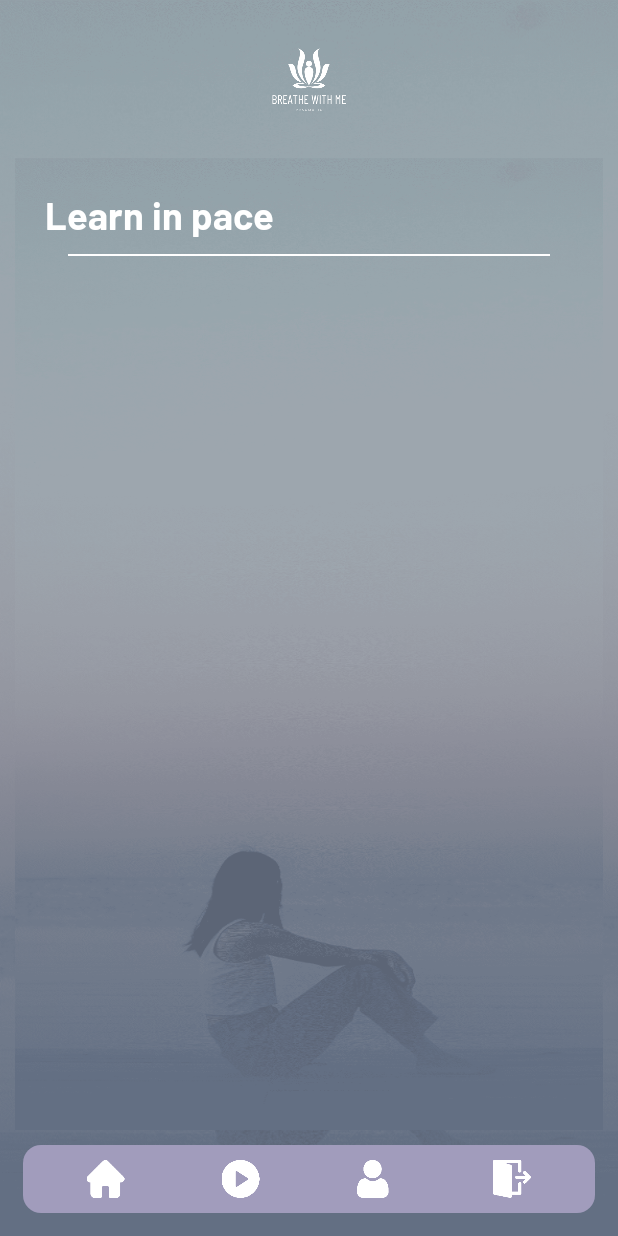
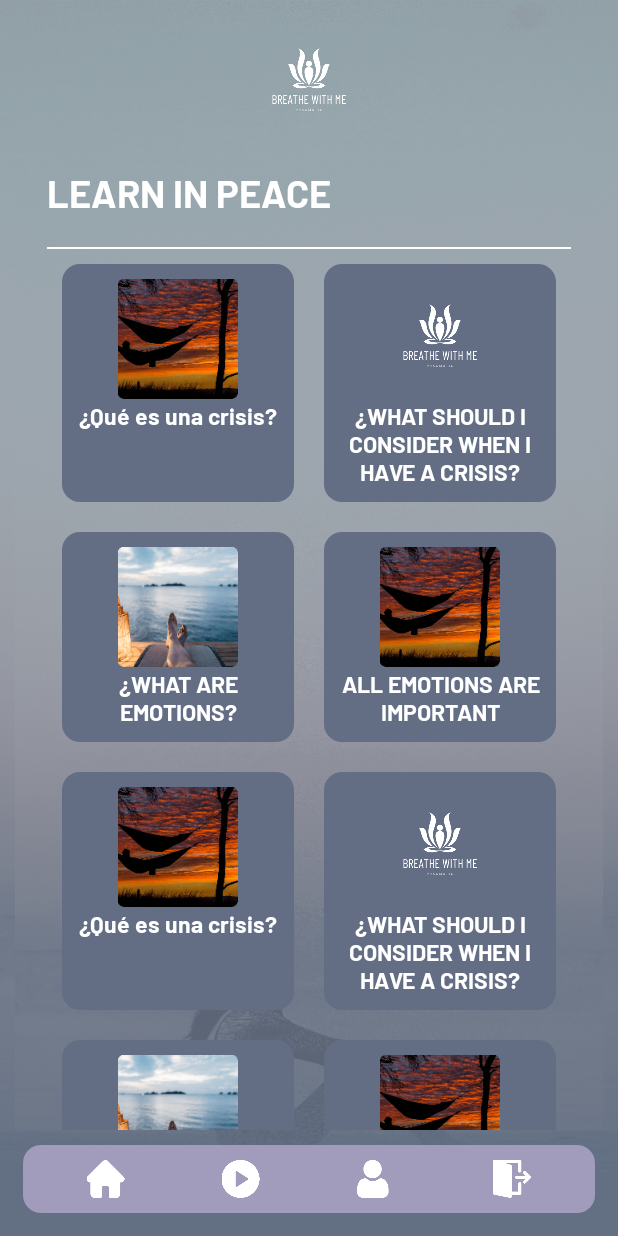
Before and after one commit to Cast-One/BWH, an Android app: the fragment ItemHomeFragment placed in its activity, after a tap on an icon or button, on a phone screen of 412 x 824 dp. Run offline under Robolectric (Android 15) with nearby library versions, the phone set to English and light mode, and no system bars; libraries missing offline, so code that uses them is left out: com.hsalf.smileyrating.

Commit message:
RecyclerView

```diff
--- /dev/null
+++ b/app/src/main/java/com/castillo/breathewithme/Menu/Home/HomeFragment.java
@@ -0,0 +1,69 @@
+package com.castillo.breathewithme.Menu.Home;
+
+import android.annotation.SuppressLint;
+import android.os.Bundle;
+
+import androidx.fragment.app.Fragment;
+import androidx.recyclerview.widget.GridLayoutManager;
+import androidx.recyclerview.widget.RecyclerView;
+
+import android.view.LayoutInflater;
+import android.view.View;
+import android.view.ViewGroup;
+
+import com.castillo.breathewithme.Menu.Models.ItemHome;
+import com.castillo.breathewithme.R;
+
+import java.util.ArrayList;
+import java.util.List;
+
+public class HomeFragment extends Fragment {
+
+    RecyclerView recyclerView;
+    ItemHomeRecyclerViewAdapter adapter;
+    List<ItemHome> list_itemsHome = new ArrayList<>();
+
+    public HomeFragment() {
+        // Required empty public constructor
+    }
+
+
+    @Override
+    public void onCreate(Bundle savedInstanceState) {
+        super.onCreate(savedInstanceState);
+
+    }
+
+    @SuppressLint("UseCompatLoadingForDrawables")
+    @Override
+    public View onCreateView(LayoutInflater inflater, ViewGroup container,
+                             Bundle savedInstanceState) {
+        // Inflate the layout for this fragment
+        View view = inflater.inflate(R.layout.fragment_home, container, false);
+
+        recyclerView = view.findViewById(R.id.list);
+        recyclerView.setLayoutManager(new GridLayoutManager(getContext(), 2));
+        adapter = new ItemHomeRecyclerViewAdapter(list_itemsHome);
+
+        list_itemsHome.add(new ItemHome("¿Qué es una crisis?", R.drawable.image_sun));
+        list_itemsHome.add(new ItemHome("¿WHAT SHOULD I CONSIDER WHEN I HAVE A CRISIS?", R.drawable.logo));
+        list_itemsHome.add(new ItemHome("¿WHAT ARE EMOTIONS?", R.drawable.image_sea));
+        list_itemsHome.add(new ItemHome("ALL EMOTIONS ARE IMPORTANT", R.drawable.image_sun));
+        list_itemsHome.add(new ItemHome("¿Qué es una crisis?", R.drawable.image_sun));
+        list_itemsHome.add(new ItemHome("¿WHAT SHOULD I CONSIDER WHEN I HAVE A CRISIS?", R.drawable.logo));
+        list_itemsHome.add(new ItemHome("¿WHAT ARE EMOTIONS?", R.drawable.image_sea));
+        list_itemsHome.add(new ItemHome("ALL EMOTIONS ARE IMPORTANT", R.drawable.image_sun));
+        list_itemsHome.add(new ItemHome("¿Qué es una crisis?", R.drawable.image_sun));
+        list_itemsHome.add(new ItemHome("¿WHAT SHOULD I CONSIDER WHEN I HAVE A CRISIS?", R.drawable.logo));
+        list_itemsHome.add(new ItemHome("¿WHAT ARE EMOTIONS?", R.drawable.image_sea));
+        list_itemsHome.add(new ItemHome("ALL EMOTIONS ARE IMPORTANT", R.drawable.image_sun));
+        list_itemsHome.add(new ItemHome("¿Qué es una crisis?", R.drawable.image_sun));
+        list_itemsHome.add(new ItemHome("¿WHAT SHOULD I CONSIDER WHEN I HAVE A CRISIS?", R.drawable.logo));
+        list_itemsHome.add(new ItemHome("¿WHAT ARE EMOTIONS?", R.drawable.image_sea));
+        list_itemsHome.add(new ItemHome("ALL EMOTIONS ARE IMPORTANT", R.drawable.image_sun));
+
+        recyclerView.setAdapter(adapter);
+
+        return view;
+    }
+}
--- a/app/src/main/java/com/castillo/breathewithme/Menu/Home/HomeRecyclerViewAdapter.java
+++ /dev/null
@@ -1,56 +0,0 @@
-package com.castillo.breathewithme.Menu.Home;
-
-import androidx.recyclerview.widget.RecyclerView;
-
-import android.view.LayoutInflater;
-import android.view.View;
-import android.view.ViewGroup;
-import android.widget.TextView;
-
-import com.castillo.breathewithme.Menu.Home.placeholder.PlaceholderContent.PlaceholderItem;
-import com.castillo.breathewithme.databinding.FragmentHomeAuxBinding;
-
-import java.util.List;
-
-/**
- * {@link RecyclerView.Adapter} that can display a {@link PlaceholderItem}.
- * TODO: Replace the implementation with code for your data type.
- */
-public class HomeRecyclerViewAdapter extends RecyclerView.Adapter<HomeRecyclerViewAdapter.ViewHolder> {
-
-    private final List<PlaceholderItem> mValues;
-
-    public HomeRecyclerViewAdapter(List<PlaceholderItem> items) {
-        mValues = items;
-    }
-
-    @Override
-    public ViewHolder onCreateViewHolder(ViewGroup parent, int viewType) {
-
-        return new ViewHolder(FragmentHomeAuxBinding.inflate(LayoutInflater.from(parent.getContext()), parent, false));
-
-    }
-
-    @Override
-    public void onBindViewHolder(final ViewHolder holder, int position) {
-        holder.mItem = mValues.get(position);
-
-    }
-
-    @Override
-    public int getItemCount() {
-        return mValues.size();
-    }
-
-    public class ViewHolder extends RecyclerView.ViewHolder {
-
-        public PlaceholderItem mItem;
-
-        public ViewHolder(FragmentHomeAuxBinding binding) {
-            super(binding.getRoot());
-
-        }
-
-
-    }
-}
--- a/app/src/main/java/com/castillo/breathewithme/Menu/Home/HomeAuxFragment.java
+++ b/app/src/main/java/com/castillo/breathewithme/Menu/Home/ItemHomeFragment.java
@@ -15,27 +15,29 @@ import android.view.ViewGroup;
 import com.castillo.breathewithme.R;
 import com.castillo.breathewithme.Menu.Home.placeholder.PlaceholderContent;
 
+import java.util.ArrayList;
+
 /**
  * A fragment representing a list of Items.
  */
-public class HomeAuxFragment extends Fragment {
+public class ItemHomeFragment extends Fragment {
 
     // TODO: Customize parameter argument names
     private static final String ARG_COLUMN_COUNT = "column-count";
     // TODO: Customize parameters
-    private int mColumnCount = 2;
+    private int mColumnCount = 1;
 
     /**
      * Mandatory empty constructor for the fragment manager to instantiate the
      * fragment (e.g. upon screen orientation changes).
      */
-    public HomeAuxFragment() {
+    public ItemHomeFragment() {
     }
 
     // TODO: Customize parameter initialization
     @SuppressWarnings("unused")
-    public static HomeAuxFragment newInstance(int columnCount) {
-        HomeAuxFragment fragment = new HomeAuxFragment();
+    public static ItemHomeFragment newInstance(int columnCount) {
+        ItemHomeFragment fragment = new ItemHomeFragment();
         Bundle args = new Bundle();
         args.putInt(ARG_COLUMN_COUNT, columnCount);
         fragment.setArguments(args);
@@ -54,7 +56,7 @@ public class HomeAuxFragment extends Fragment {
     @Override
     public View onCreateView(LayoutInflater inflater, ViewGroup container,
                              Bundle savedInstanceState) {
-        View view = inflater.inflate(R.layout.fragment_home_aux_list, container, false);
+        View view = inflater.inflate(R.layout.fragment_item_home_list, container, false);
 
         // Set the adapter
         if (view instanceof RecyclerView) {
@@ -65,7 +67,7 @@ public class HomeAuxFragment extends Fragment {
             } else {
                 recyclerView.setLayoutManager(new GridLayoutManager(context, mColumnCount));
             }
-            recyclerView.setAdapter(new HomeRecyclerViewAdapter(PlaceholderContent.ITEMS));
+            recyclerView.setAdapter(new ItemHomeRecyclerViewAdapter(new ArrayList<>()));
         }
         return view;
     }
--- /dev/null
+++ b/app/src/main/java/com/castillo/breathewithme/Menu/Home/ItemHomeRecyclerViewAdapter.java
@@ -0,0 +1,57 @@
+package com.castillo.breathewithme.Menu.Home;
+
+import androidx.recyclerview.widget.RecyclerView;
+
+import android.view.LayoutInflater;
+import android.view.ViewGroup;
+import android.widget.ImageView;
+import android.widget.TextView;
+
+import com.castillo.breathewithme.Menu.Models.ItemHome;
+import com.castillo.breathewithme.R;
+import com.castillo.breathewithme.databinding.FragmentItemHomeBinding;
+
+import java.util.List;
+
+public class ItemHomeRecyclerViewAdapter extends RecyclerView.Adapter<ItemHomeRecyclerViewAdapter.ViewHolder> {
+
+    private final List<ItemHome> mValues;
+
+    public ItemHomeRecyclerViewAdapter(List<ItemHome> items) {
+        mValues = items;
+    }
+
+    @Override
+    public ViewHolder onCreateViewHolder(ViewGroup parent, int viewType) {
+        return new ViewHolder(FragmentItemHomeBinding.inflate(LayoutInflater.from(parent.getContext()), parent, false));
+
+    }
+
+    @Override
+    public void onBindViewHolder(final ViewHolder holder, int position) {
+        holder.mItem = mValues.get(position);
+
+        holder.texto.setText(holder.mItem.getTitulo());
+        holder.image.setImageResource(holder.mItem.getImagen());
+    }
+
+    @Override
+    public int getItemCount() {
+        return mValues.size();
+    }
+
+    public class ViewHolder extends RecyclerView.ViewHolder {
+        public ItemHome mItem;
+        ImageView image;
+        TextView texto;
+
+        public ViewHolder(FragmentItemHomeBinding binding) {
+            super(binding.getRoot());
+
+            image = binding.imageHome;
+            texto = binding.textTitle;
+
+        }
+
+    }
+}
--- a/app/src/main/java/com/castillo/breathewithme/Menu/HomeFragment.java
+++ b/app/src/main/java/com/castillo/breathewithme/Menu/HomeFragment.java
@@ -61,6 +61,6 @@ public class HomeFragment extends Fragment {
     public View onCreateView(LayoutInflater inflater, ViewGroup container,
                              Bundle savedInstanceState) {
         // Inflate the layout for this fragment
-        return inflater.inflate(R.layout.fragment_home, container, false);
+        return inflater.inflate(R.layout.fragment_animate_state, container, false);
     }
 }
--- a/app/src/main/java/com/castillo/breathewithme/Menu/MenuActivity.java
+++ b/app/src/main/java/com/castillo/breathewithme/Menu/MenuActivity.java
@@ -6,6 +6,7 @@ import android.os.Bundle;
 import android.view.View;
 import android.widget.ImageView;
 
+import com.castillo.breathewithme.Menu.Home.HomeFragment;
 import com.castillo.breathewithme.Menu.Music.MusicFragment;
 import com.castillo.breathewithme.R;
 import com.castillo.breathewithme.ToolsApp.Tools;
@@ -13,7 +14,6 @@ import com.castillo.breathewithme.ToolsApp.Tools;
 public class MenuActivity extends AppCompatActivity {
 
     MusicFragment musicFragment;
-    HomeFragment homeFragment;
     AnimateStateFragment animateStateFragment;
 
     //Items menu
@@ -27,7 +27,6 @@ public class MenuActivity extends AppCompatActivity {
         super.onCreate(savedInstanceState);
         setContentView(R.layout.activity_menu);
         musicFragment = new MusicFragment();
-        homeFragment = new HomeFragment();
         animateStateFragment = new AnimateStateFragment();
 
         item_home = findViewById(R.id.item_home);
@@ -42,7 +41,7 @@ public class MenuActivity extends AppCompatActivity {
             @Override
             public void onClick(View view) {
                 //Inflar home
-                Tools.openFragment(R.id.fragment_menu,homeFragment,getSupportFragmentManager().beginTransaction());
+                Tools.openFragment(R.id.fragment_menu, new HomeFragment(), getSupportFragmentManager().beginTransaction());
             }
         });
 
--- a/app/src/main/java/com/castillo/breathewithme/Menu/Models/ItemHome.java
+++ b/app/src/main/java/com/castillo/breathewithme/Menu/Models/ItemHome.java
@@ -1,6 +1,21 @@
 package com.castillo.breathewithme.Menu.Models;
 
+import android.graphics.drawable.Drawable;
+
 public class ItemHome {
-    String image_URL;
-    String title;
+    public String titulo;
+    public Integer imagen;
+
+    public ItemHome(String titulo, Integer imagen) {
+        this.titulo = titulo;
+        this.imagen = imagen;
+    }
+
+    public String getTitulo() {
+        return titulo;
+    }
+
+    public Integer getImagen() {
+        return imagen;
+    }
 }
--- a/app/src/main/java/com/castillo/breathewithme/Menu/placeholder/PlaceholderContent.java
+++ /dev/null
@@ -1,72 +0,0 @@
-package com.castillo.breathewithme.Menu.placeholder;
-
-import java.util.ArrayList;
-import java.util.HashMap;
-import java.util.List;
-import java.util.Map;
-
-/**
- * Helper class for providing sample content for user interfaces created by
- * Android template wizards.
- * <p>
- * TODO: Replace all uses of this class before publishing your app.
- */
-public class PlaceholderContent {
-
-    /**
-     * An array of sample (placeholder) items.
-     */
-    public static final List<PlaceholderItem> ITEMS = new ArrayList<PlaceholderItem>();
-
-    /**
-     * A map of sample (placeholder) items, by ID.
-     */
-    public static final Map<String, PlaceholderItem> ITEM_MAP = new HashMap<String, PlaceholderItem>();
-
-    private static final int COUNT = 25;
-
-    static {
-        // Add some sample items.
-        for (int i = 1; i <= COUNT; i++) {
-            addItem(createPlaceholderItem(i));
-        }
-    }
-
-    private static void addItem(PlaceholderItem item) {
-        ITEMS.add(item);
-        ITEM_MAP.put(item.id, item);
-    }
-
-    private static PlaceholderItem createPlaceholderItem(int position) {
-        return new PlaceholderItem(String.valueOf(position), "Item " + position, makeDetails(position));
-    }
-
-    private static String makeDetails(int position) {
-        StringBuilder builder = new StringBuilder();
-        builder.append("Details about Item: ").append(position);
-        for (int i = 0; i < position; i++) {
-            builder.append("\nMore details information here.");
-        }
-        return builder.toString();
-    }
-
-    /**
-     * A placeholder item representing a piece of content.
-     */
-    public static class PlaceholderItem {
-        public final String id;
-        public final String content;
-        public final String details;
-
-        public PlaceholderItem(String id, String content, String details) {
-            this.id = id;
-            this.content = content;
-            this.details = details;
-        }
-
-        @Override
-        public String toString() {
-            return content;
-        }
-    }
-}
--- a/app/src/main/res/layout/fragment_home.xml
+++ b/app/src/main/res/layout/fragment_home.xml
@@ -1,53 +1,59 @@
 <?xml version="1.0" encoding="utf-8"?>
-<androidx.constraintlayout.widget.ConstraintLayout xmlns:android="http://schemas.android.com/apk/res/android"
+<androidx.constraintlayout.widget.ConstraintLayout
+    xmlns:android="http://schemas.android.com/apk/res/android"
     xmlns:tools="http://schemas.android.com/tools"
+    xmlns:app="http://schemas.android.com/apk/res-auto"
     android:layout_width="match_parent"
     android:layout_height="match_parent"
-    xmlns:app="http://schemas.android.com/apk/res-auto"
-    tools:context=".Menu.HomeFragment">
+    tools:context=".Menu.Home.HomeFragment">
 
     <ImageView
         android:layout_width="match_parent"
         android:layout_height="match_parent"
+        android:contentDescription="@null"
         android:src="@drawable/fondo"
-        android:scaleType="fitXY"
-        android:contentDescription="@string/empty"/>
+        android:scaleType="centerCrop"
+        app:layout_constraintTop_toTopOf="parent"
+        app:layout_constraintStart_toStartOf="parent"
+        app:layout_constraintEnd_toEndOf="parent"/>
+
 
     <TextView
         android:id="@+id/text_tile"
-        android:layout_width="wrap_content"
+        android:layout_width="match_parent"
         android:layout_height="wrap_content"
-        android:text="Learn in pace"
-        android:textColor="@color/white"
-        android:fontFamily="@font/barlow_bold"
-        android:textSize="25sp"
         app:layout_constraintTop_toTopOf="parent"
         app:layout_constraintStart_toStartOf="parent"
-        android:layout_marginTop="20dp"
-        android:layout_marginStart="20dp"/>
+        app:layout_constraintEnd_toEndOf="parent"
+        android:text="LEARN IN PEACE"
+        android:textColor="@color/white"
+        android:textSize="25sp"
+        android:fontFamily="@font/barlow_bold"
+        android:layout_marginTop="5dp"
+        android:layout_marginHorizontal="21dp"/>
 
     <View
-        android:id="@+id/view"
+        android:id="@+id/view_separator"
         android:layout_width="match_parent"
         android:layout_height="1dp"
+        android:background="@color/white"
         app:layout_constraintTop_toBottomOf="@id/text_tile"
-        android:background="@color/white"
-        android:layout_marginHorizontal="35dp"
-        android:layout_marginTop="10dp"/>
+        android:layout_marginHorizontal="21dp"
+        android:layout_marginTop="20dp"/>
+
 
     <androidx.recyclerview.widget.RecyclerView
         android:id="@+id/list"
-        android:name="com.castillo.breathewithme.Menu.Home.HomeAuxFragment"
+        android:name="com.castillo.breathewithme.Menu.Home.ItemHomeFragment"
         android:layout_width="match_parent"
         android:layout_height="0dp"
-        android:layout_marginStart="20dp"
-        android:layout_marginEnd="20dp"
-        app:layoutManager="androidx.recyclerview.widget.GridLayoutManager"
-        tools:itemCount="10"
-        android:layout_columnSpan="2"
-        app:layout_constraintTop_toBottomOf="@id/view"
-        app:layout_constraintBottom_toBottomOf="parent"
-        tools:context=".Menu.Home.HomeAuxFragment"
-        tools:listitem="@layout/fragment_home_aux" />
+        android:layout_marginHorizontal="21dp"
+        app:layoutManager="LinearLayoutManager"
+        tools:context=".Menu.Home.ItemHomeFragment"
+        tools:listitem="@layout/fragment_item_home"
+        app:layout_constraintStart_toStartOf="parent"
+        app:layout_constraintEnd_toEndOf="parent"
+        app:layout_constraintTop_toBottomOf="@id/view_separator"
+        app:layout_constraintBottom_toBottomOf="parent"/>
 
 </androidx.constraintlayout.widget.ConstraintLayout>
--- a/app/src/main/res/layout/fragment_home_aux.xml
+++ /dev/null
@@ -1,31 +0,0 @@
-<?xml version="1.0" encoding="utf-8"?>
-<LinearLayout
-    xmlns:android="http://schemas.android.com/apk/res/android"
-    android:layout_width="wrap_content"
-    android:layout_height="wrap_content"
-    android:orientation="vertical"
-    android:background="@drawable/background_button"
-    android:layout_marginBottom="5dp">
-
-    <ImageView
-        android:layout_width="90dp"
-        android:layout_height="90dp"
-        android:src="@drawable/image_sun"
-        android:contentDescription="@string/empty"
-        android:layout_gravity="center"/>
-
-    <TextView
-        android:layout_width="wrap_content"
-        android:layout_height="wrap_content"
-        android:text="What is a crisis?"
-        android:textSize="13sp"
-        android:textColor="@color/white"
-        android:fontFamily="@font/barlow_bold"
-        android:layout_gravity="center"
-        android:gravity="center"
-        android:paddingVertical="5dp"
-        android:layout_marginHorizontal="5dp"
-        />
-
-
-</LinearLayout>
--- /dev/null
+++ b/app/src/main/res/layout/fragment_item_home.xml
@@ -0,0 +1,33 @@
+<?xml version="1.0" encoding="utf-8"?>
+<androidx.constraintlayout.widget.ConstraintLayout xmlns:android="http://schemas.android.com/apk/res/android"
+    android:layout_width="match_parent"
+    android:layout_height="wrap_content"
+    xmlns:app="http://schemas.android.com/apk/res-auto"
+    android:orientation="horizontal"
+    android:padding="10dp"
+    android:background="@drawable/background_button"
+    android:layout_marginVertical="10dp"
+    android:layout_marginHorizontal="10dp">
+
+    <ImageView
+        android:id="@+id/image_home"
+        android:layout_width="match_parent"
+        android:layout_height="80dp"
+        android:src="@drawable/image_sun"
+        android:contentDescription="@null"
+        app:layout_constraintTop_toTopOf="parent"/>
+
+    <TextView
+        android:id="@+id/text_title"
+        android:layout_width="match_parent"
+        android:layout_height="wrap_content"
+        android:text="TextoTextoTextoTextoTextoTextoTextoTexto"
+        app:layout_constraintTop_toBottomOf="@id/image_home"
+        android:textSize="15sp"
+        android:textColor="@color/white"
+        android:fontFamily="@font/barlow_bold"
+        android:gravity="center"/>
+
+
+
+</androidx.constraintlayout.widget.ConstraintLayout>
--- a/app/src/main/res/layout/fragment_home_aux_list.xml
+++ b/app/src/main/res/layout/fragment_item_home_list.xml
@@ -3,13 +3,11 @@
     xmlns:app="http://schemas.android.com/apk/res-auto"
     xmlns:tools="http://schemas.android.com/tools"
     android:id="@+id/list"
-    android:name="com.castillo.breathewithme.Menu.Home.HomeAuxFragment"
+    android:name="com.castillo.breathewithme.Menu.Home.ItemHomeFragment"
     android:layout_width="match_parent"
     android:layout_height="match_parent"
     android:layout_marginLeft="16dp"
     android:layout_marginRight="16dp"
-    app:layoutManager="androidx.recyclerview.widget.GridLayoutManager"
-    tools:itemCount="10"
-
-    tools:context=".Menu.Home.HomeAuxFragment"
-    tools:listitem="@layout/fragment_home_aux" />
+    app:layoutManager="LinearLayoutManager"
+    tools:context=".Menu.Home.ItemHomeFragment"
+    tools:listitem="@layout/fragment_item_home" />
```
